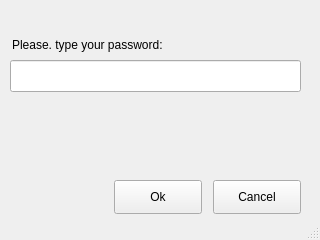
Old version of the form buttermanager/ui/PasswordWindow.ui in the repository egara/buttermanager.
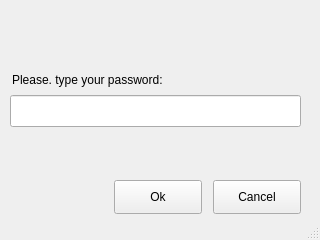
New version of the form.

Commit message: Now, password is not visible when user types it

What changed in the file:
```diff
--- a/buttermanager/ui/PasswordWindow.ui
+++ b/buttermanager/ui/PasswordWindow.ui
@@ -18,7 +18,7 @@
     <property name="geometry">
      <rect>
       <x>12</x>
-      <y>35</y>
+      <y>70</y>
       <width>190</width>
       <height>20</height>
      </rect>
@@ -31,11 +31,14 @@
     <property name="geometry">
      <rect>
       <x>10</x>
-      <y>60</y>
+      <y>95</y>
       <width>291</width>
       <height>32</height>
      </rect>
     </property>
+    <property name="echoMode">
+     <enum>QLineEdit::Password</enum>
+    </property>
    </widget>
    <widget class="QPushButton" name="button_ok">
     <property name="geometry">
```
